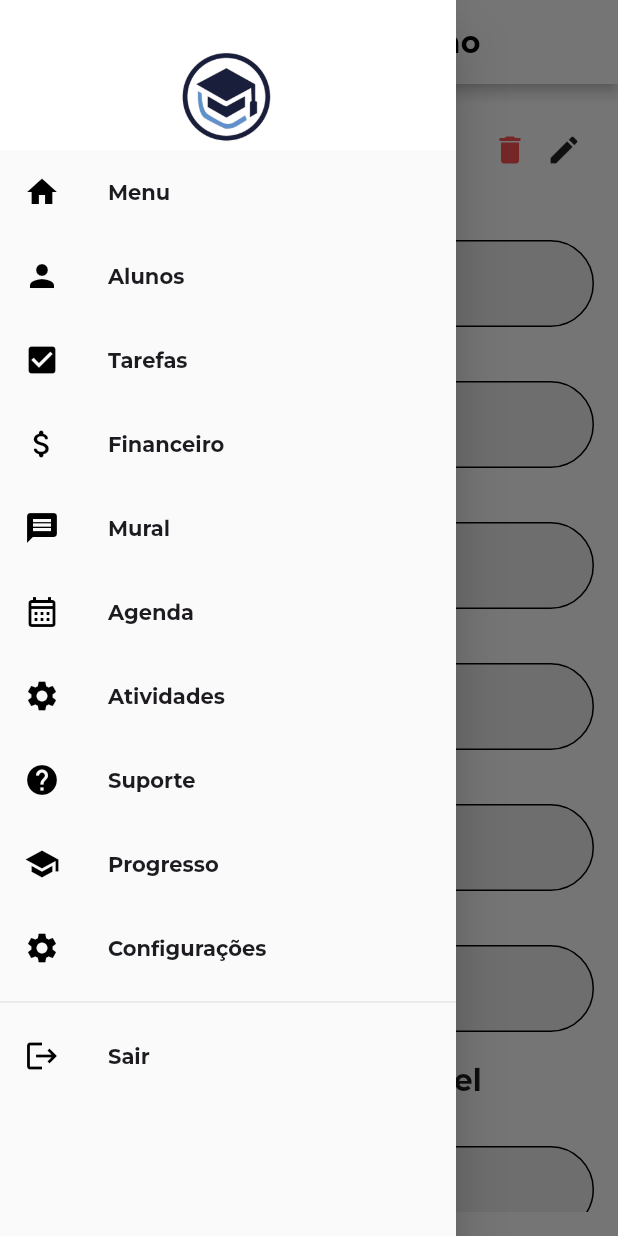
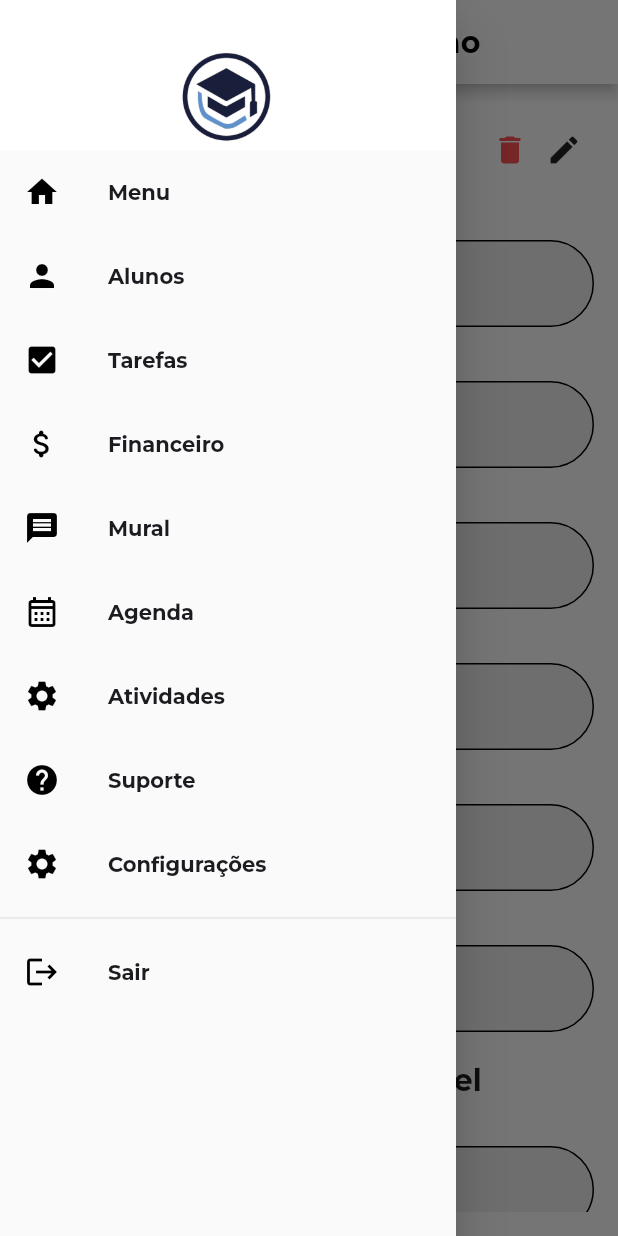
Before and after one commit to VinioVnz/profmate_mvc, a Flutter app: the VerAlunoView screen opened directly, with the side drawer open, on a phone screen of 412 x 824 dp. Run offline on Flutter 3.47's test engine with Material 3 defaults, Android fonts, the light colour scheme and no system bars; our stand-ins replace cloud_firestore, firebase_auth, firebase_core, fl_chart, flutter_multi_formatter, flutter_speed_dial and 7 more; accounts and stored records are empty; generated files the repository leaves out were written again; network calls fail.

Commit message:
ligando a tela de progresso com a de alunos

```diff
--- a/lib/src/app/app_menu.dart
+++ b/lib/src/app/app_menu.dart
@@ -74,12 +74,6 @@ final List<MenuModel> appMenuItems = [
     page: SuporteView(),
   ),
 
-  MenuModel(
-    title: 'Progresso',
-    icon: Icons.school,
-    route: '/suporte',
-    page: ProgressoView(),
-  ),
 
   MenuModel(
     title: 'Configurações',
--- a/lib/src/views/ver_aluno_view.dart
+++ b/lib/src/views/ver_aluno_view.dart
@@ -6,10 +6,12 @@ import 'package:profmate/src/controller/pagamento_controller.dart';
 import 'package:profmate/src/models/aluno_api_model.dart';
 import 'package:profmate/src/models/pagamento_api_model.dart';
 import 'package:profmate/src/views/alunos_view.dart';
+import 'package:profmate/src/views/progresso_view.dart';
 import 'package:profmate/src/widgets/base_layout.dart';
 import 'package:profmate/src/widgets/campo_formulario.dart';
 import 'package:profmate/src/widgets/custom_dialog.dart';
 import 'package:profmate/src/widgets/custom_elevated_button.dart';
+import 'package:profmate/theme/app_colors.dart';
 
 class VerAlunoView extends StatefulWidget {
   final AlunoApiModel? aluno;
@@ -314,6 +316,57 @@ class _VerAlunoViewState extends State<VerAlunoView> {
                       hintText: "Pix, cartão de crédito...",
                       readOnly: !edit,
                     ),
+
+                    SizedBox(height: 8),
+
+                    Container(
+                      padding: EdgeInsets.all(12),
+                      decoration: BoxDecoration(
+                        borderRadius: BorderRadius.circular(20),
+                        border: Border.all(
+                          color: Colors.black
+                        )
+                      ),
+                      child: Column(
+                        children: [
+                          Text(
+                            "Progresso do aluno",
+                            style: TextStyle(
+                              fontSize: 20,
+                              fontWeight: FontWeight.bold,
+                            ),
+                          ),
+
+                          SizedBox(height: 8),
+
+                          Container(
+                            padding: EdgeInsets.all(10),
+                            child: LinearProgressIndicator(
+                              value: 0.6, // substituir pelo progresso real depois
+                              minHeight: 6,
+                              borderRadius: BorderRadius.circular(8),
+                              backgroundColor: Colors.grey[300],
+                              color: AppColors.azulEscuro,
+                            ),
+                          ),
+
+                          SizedBox(height: 16),
+
+                          CustomElevatedButton(
+                            tituloBotao: "Mais detalhes do progresso",
+                            onPressed: () {
+                               Navigator.push(
+                                                context,
+                                                MaterialPageRoute(
+                                                  builder: (context) =>
+                                                      ProgressoView(),
+                                                ),
+                                              );
+                            },
+                          ),
+                        ],
+                      ),
+                    ),
                   ],
                 ),
               ),
```
